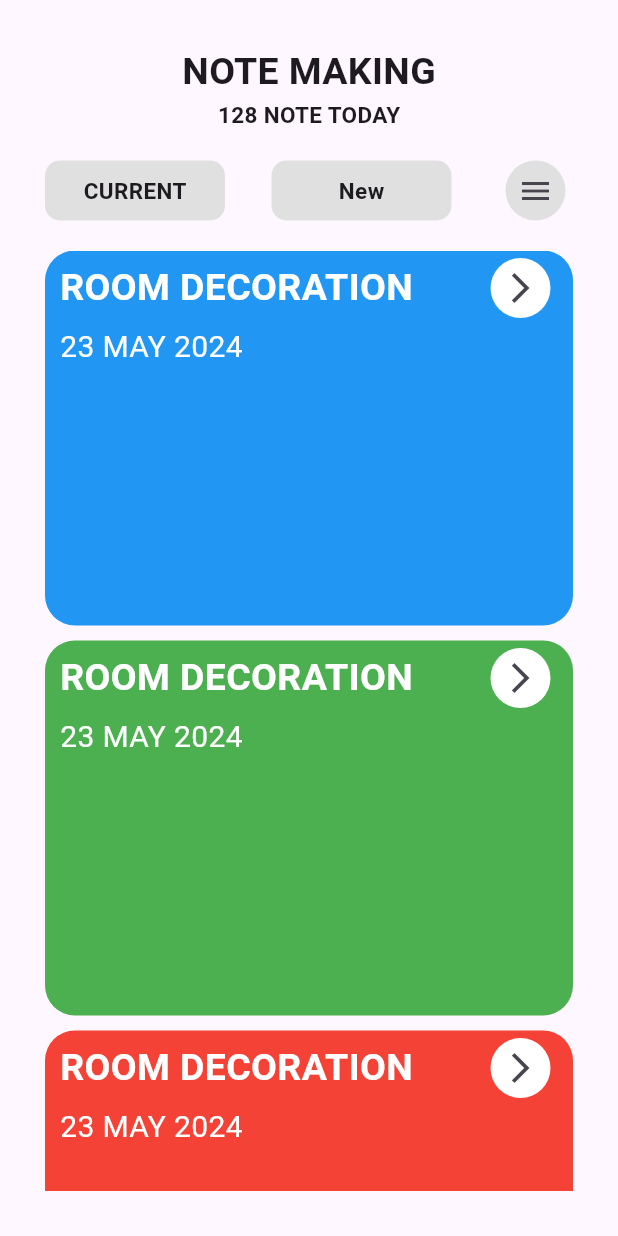
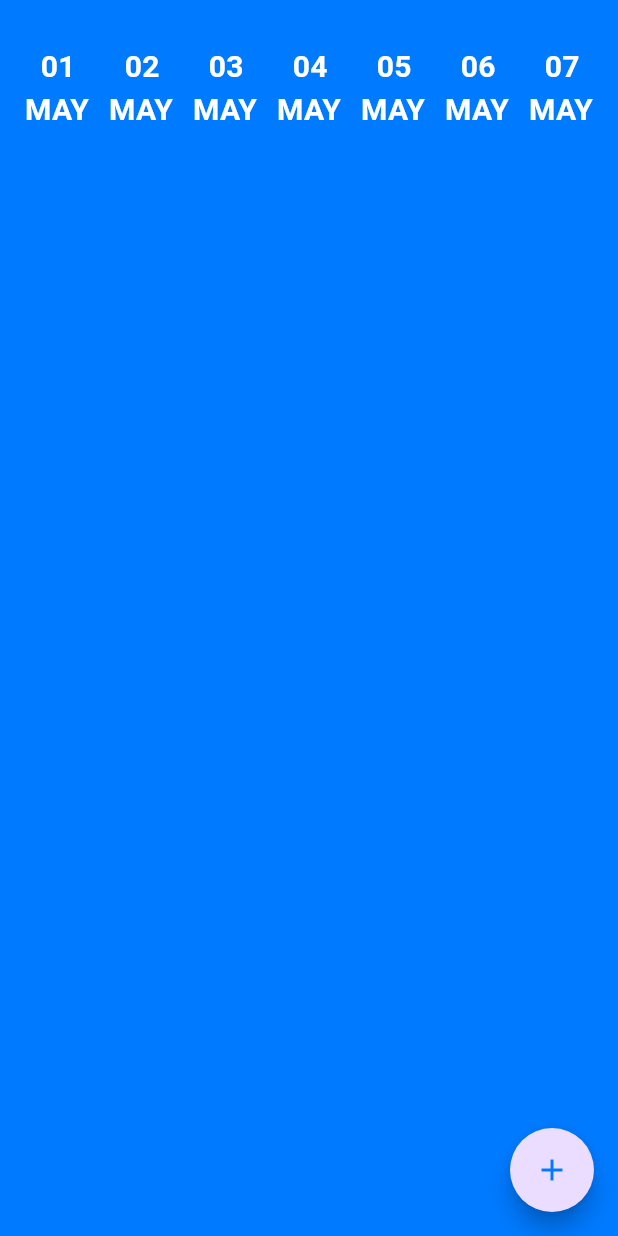
Before and after one commit to originsoftconsultancy2024/flutter-app, a Flutter app: the NoteScreen screen opened directly, after a tap on the "arrow forward ios" icon, on a phone screen of 412 x 824 dp. Run offline on Flutter 3.47's test engine with Material 3 defaults, Android fonts, the phone set to English and light mode, and no system bars; our stand-ins replace get.

Commit message:
Date Picker

```diff
--- a/lib/auth_screen/login_screen.dart
+++ b/lib/view/auth_screen/login_screen.dart
@@ -1,9 +1,9 @@
 import 'package:flutter/material.dart';
 import 'package:get/get.dart';
-import 'package:test_app/auth_button/auth_button.dart';
-import 'package:test_app/auth_screen/signup_screen.dart';
+import 'package:test_app/view/auth_button/auth_button.dart';
+import 'package:test_app/view/auth_screen/signup_screen.dart';
 import 'package:test_app/constraints/colors.dart';
-import 'package:test_app/note_screen/note_screen.dart';
+import 'package:test_app/view/note_screen/note_screen.dart';
 import 'package:test_app/widgets/textfield.dart';
 
 class LoginScreen extends StatelessWidget {
--- a/lib/auth_screen/signup_screen.dart
+++ b/lib/view/auth_screen/signup_screen.dart
@@ -1,8 +1,8 @@
 import 'package:flutter/material.dart';
 import 'package:get/get.dart';
-import 'package:test_app/auth_button/auth_button.dart';
-import 'package:test_app/auth_screen/login_screen.dart';
-import 'package:test_app/note_screen/note_screen.dart';
+import 'package:test_app/view/auth_button/auth_button.dart';
+import 'package:test_app/view/auth_screen/login_screen.dart';
+import 'package:test_app/view/note_screen/note_screen.dart';
 import 'package:test_app/widgets/textfield.dart';
 
 class SignupScreen extends StatelessWidget {
--- /dev/null
+++ b/lib/view/date_screen/date_screen.dart
@@ -0,0 +1,63 @@
+import 'package:flutter/material.dart';
+import 'package:get/get.dart';
+import 'package:test_app/view/add_delete.dart';
+import 'package:test_app/widgets/date_picker.dart';
+
+class DateScreen extends StatelessWidget {
+  const DateScreen({super.key});
+
+  @override
+  Widget build(BuildContext context) {
+    return SafeArea(
+      child: Scaffold(
+        backgroundColor: const Color(0xFF007AFF),
+        body: const Column(
+          children: [
+            Padding(
+              padding: EdgeInsets.symmetric(
+                vertical: 30,
+                horizontal: 10,
+              ),
+              child: Row(
+                mainAxisAlignment: MainAxisAlignment.spaceAround,
+                children: [
+                  DatePickerWidget(
+                    date: "  01\nMAY",
+                  ),
+                  DatePickerWidget(
+                    date: "  02\nMAY",
+                  ),
+                  DatePickerWidget(
+                    date: "  03\nMAY",
+                  ),
+                  DatePickerWidget(
+                    date: "  04\nMAY",
+                  ),
+                  DatePickerWidget(
+                    date: "  05\nMAY",
+                  ),
+                  DatePickerWidget(
+                    date: "  06\nMAY",
+                  ),
+                  DatePickerWidget(
+                    date: "  07\nMAY",
+                  ),
+                ],
+              ),
+            ),
+          ],
+        ),
+        floatingActionButton: FloatingActionButton(
+          shape: const CircleBorder(),
+          onPressed: () {
+            Get.to(() => const AddDeleteNote());
+          },
+          child: const Icon(
+            Icons.add,
+            color: Color(0xFF007AFF),
+          ),
+        ),
+      ),
+    );
+  }
+}
--- a/lib/note_screen/note_screen.dart
+++ b/lib/view/note_screen/note_screen.dart
@@ -1,4 +1,6 @@
 import 'package:flutter/material.dart';
+import 'package:get/get.dart';
+import 'package:test_app/view/date_screen/date_screen.dart';
 import 'package:test_app/widgets/container.dart';
 import 'package:test_app/widgets/decoration.dart';
 import 'package:test_app/widgets/icon.dart';
@@ -51,51 +53,69 @@ class NoteScreen extends StatelessWidget {
               const SizedBox(
                 height: 20,
               ),
-              const Expanded(
+              Expanded(
                 child: SingleChildScrollView(
                   child: Column(
                     children: [
                       DecorationWidget(
+                        onPressed: () {
+                          Get.to(() => const DateScreen());
+                        },
                         title: "ROOM DECORATION",
                         date: "23 MAY 2024",
                         color: Colors.blue,
                       ),
-                      SizedBox(
+                      const SizedBox(
                         height: 10,
                       ),
                       DecorationWidget(
+                        onPressed: () {
+                          Get.to(() => const DateScreen());
+                        },
                         title: "ROOM DECORATION",
                         date: "23 MAY 2024",
                         color: Colors.green,
                       ),
-                      SizedBox(
+                      const SizedBox(
                         height: 10,
                       ),
                       DecorationWidget(
+                        onPressed: () {
+                          Get.to(() => const DateScreen());
+                        },
                         title: "ROOM DECORATION",
                         date: "23 MAY 2024",
                         color: Colors.red,
                       ),
-                      SizedBox(
+                      const SizedBox(
                         height: 10,
                       ),
                       DecorationWidget(
+                        onPressed: () {
+                          Get.to(() => const DateScreen());
+                        },
                         title: "ROOM DECORATION",
                         date: "23 MAY 2024",
                         color: Colors.yellow,
                       ),
-                      SizedBox(
+                      const SizedBox(
                         height: 10,
                       ),
                       DecorationWidget(
+                        onPressed: () {
+                          Get.to(() => const DateScreen());
+                        },
                         title: "ROOM DECORATION",
                         date: "23 MAY 2024",
                         color: Colors.purple,
                       ),
-                      SizedBox(
+                      const SizedBox(
                         height: 10,
                       ),
                       DecorationWidget(
+                        onPressed: () {
+                          Get.to(() => const DateScreen());
+                        },
                         title: "ROOM DECORATION",
                         date: "23 MAY 2024",
                         color: Colors.black,
--- a/lib/view/splash_screen.dart
+++ b/lib/view/splash_screen.dart
@@ -1,5 +1,5 @@
 import 'package:flutter/material.dart';
-import 'package:test_app/auth_screen/login_screen.dart';
+import 'package:test_app/view/auth_screen/login_screen.dart';
 
 class SplashScreen extends StatefulWidget {
   const SplashScreen({super.key});
--- /dev/null
+++ b/lib/widgets/date_picker.dart
@@ -0,0 +1,19 @@
+import 'package:flutter/material.dart';
+
+class DatePickerWidget extends StatelessWidget {
+  const DatePickerWidget({super.key, required this.date});
+
+  final String date;
+
+  @override
+  Widget build(BuildContext context) {
+    return Text(
+      date,
+      style: const TextStyle(
+        color: Colors.white,
+        fontSize: 20,
+        fontWeight: FontWeight.bold,
+      ),
+    );
+  }
+}
--- a/lib/widgets/decoration.dart
+++ b/lib/widgets/decoration.dart
@@ -6,11 +6,13 @@ class DecorationWidget extends StatelessWidget {
       {super.key,
       required this.color,
       required this.title,
-      required this.date});
+      required this.date,
+      required this.onPressed});
 
   final String title;
   final String date;
   final Color color;
+  final VoidCallback onPressed;
 
   @override
   Widget build(BuildContext context) {
@@ -39,9 +41,12 @@ class DecorationWidget extends StatelessWidget {
                     fontSize: 25,
                   ),
                 ),
-                const IconWidget(
-                  icon: Icons.arrow_forward_ios_outlined,
-                  color: Colors.white,
+                InkWell(
+                  onTap: onPressed,
+                  child: const IconWidget(
+                    icon: Icons.arrow_forward_ios_outlined,
+                    color: Colors.white,
+                  ),
                 )
               ],
             ),
--- a/lib/widgets/icon.dart
+++ b/lib/widgets/icon.dart
@@ -1,4 +1,6 @@
 import 'package:flutter/material.dart';
+import 'package:get/get.dart';
+import 'package:test_app/view/date_screen/date_screen.dart';
 
 class IconWidget extends StatelessWidget {
   const IconWidget({super.key, required this.icon, required this.color});
@@ -16,7 +18,9 @@ class IconWidget extends StatelessWidget {
         shape: BoxShape.circle,
       ),
       child: IconButton(
-        onPressed: () {},
+        onPressed: () {
+          Get.to(() => const DateScreen());
+        },
         icon: Icon(
           icon,
         ),
```
Also changed, not shown: lib/view/add_delete.dart (added, +22 -0 lines), lib/view/auth_button/auth_button.dart (renamed from lib/auth_button/auth_button.dart).
